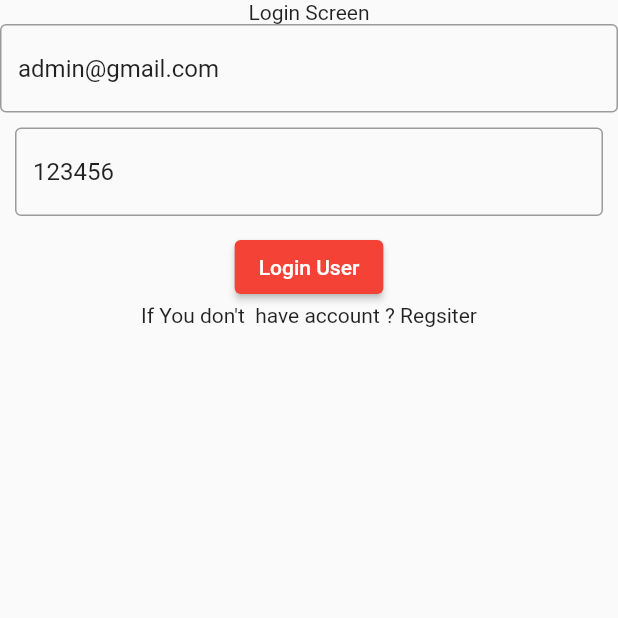
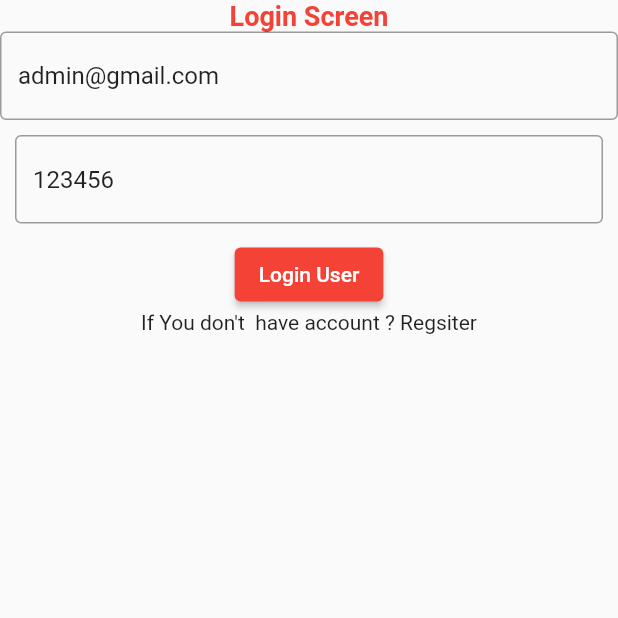
Before and after one commit to balawalsarao/chatapp, a Flutter app: the screen it shows after launch, on a phone screen of 412 x 824 dp, the top half of it. Run offline on Flutter 3.47's test engine with Material 2 defaults, Android fonts, the phone set to English and light mode, and no system bars; our stand-ins replace cloud_firestore, firebase_auth, firebase_core, get; accounts and stored records are empty.

```diff
--- /dev/null
+++ b/lib/common/text_field_widget.dart
@@ -0,0 +1,24 @@
+import 'package:flutter/material.dart';
+
+class TextWidget{
+  /// textfield
+  textFieldWidget(controller,hintText){
+    return TextField(
+      controller: controller,
+      decoration: InputDecoration(
+        border: OutlineInputBorder(),
+        hintText: hintText,
+      ),
+    );
+  }
+  /// Elevated Button
+  textWidget(text,fontSize,fontweight,color){
+    return Text(text,
+      style: TextStyle(
+        fontSize: fontSize,
+        fontWeight: fontweight,
+        color: color,
+      ),
+    );
+  }
+}
--- /dev/null
+++ b/lib/constant/color.dart
@@ -0,0 +1,9 @@
+import 'package:flutter/material.dart';
+
+class ColorWidget{
+
+  Color primaryColor = Colors.red;
+  Color buttonColor = Colors.green;
+  Color textHeadingColor = Colors.orange;
+  Color textNormalColor = Colors.purple;
+}
--- a/lib/creditional/login_screen.dart
+++ b/lib/creditional/login_screen.dart
@@ -1,5 +1,8 @@
 import 'package:firebase_auth/firebase_auth.dart';
 import 'package:flutter/material.dart';
+import 'package:get/get.dart';
+import 'package:uolchatapp/common/text_field_widget.dart';
+import 'package:uolchatapp/constant/color.dart';
 import 'package:uolchatapp/home_screen/home_screen.dart';
 
 import 'register_screen.dart';
@@ -14,6 +17,10 @@ class LoginScreen extends StatefulWidget {
 class _LoginScreenState extends State<LoginScreen> {
   TextEditingController emailController=TextEditingController(text: 'admin@gmail.com');
   TextEditingController passwordController=TextEditingController(text: '123456');
+
+  TextWidget _textWidget = TextWidget();
+  ColorWidget _colorWidget = ColorWidget();
+
   @override
   Widget build(BuildContext context) {
     return SafeArea(
@@ -21,27 +28,16 @@ class _LoginScreenState extends State<LoginScreen> {
           body: Column(
             children: [
               /// login Screen heading
-              Text('Login Screen'),
+
+              _textWidget.textWidget('Login Screen', 18.0, FontWeight.bold, _colorWidget.primaryColor),
               /// email container
               Container(
-                child: TextField(
-                  controller: emailController,
-                  decoration: InputDecoration(
-                    border: OutlineInputBorder(),
-                    hintText: 'Email',
-                  ),
-                ),
+                child: _textWidget.textFieldWidget(emailController, 'email'),
               ),
               /// password container
               Container(
                 margin: EdgeInsets.all(10.0),
-                child: TextField(
-                  controller: passwordController,
-                  decoration: InputDecoration(
-                    border: OutlineInputBorder(),
-                    hintText: 'password',
-                  ),
-                ),
+                child: _textWidget.textFieldWidget(passwordController, 'password'),
               ),
               /// login button container
               Container(
@@ -56,7 +52,8 @@ class _LoginScreenState extends State<LoginScreen> {
                         password: passwordController.text.trim(),
                     );
                     if(credential.user !=null){
-                      Navigator.push(context,MaterialPageRoute(builder: (context) => const HomeScreen()),);
+                      Get.to(HomeScreen());
+                      // Navigator.push(context,MaterialPageRoute(builder: (context) => const HomeScreen()),);
                     }else{
                       print('Check internet connection first_name');
                     }
--- a/lib/main.dart
+++ b/lib/main.dart
@@ -1,5 +1,6 @@
 import 'package:firebase_core/firebase_core.dart';
 import 'package:flutter/material.dart';
+import 'package:get/get.dart';
 import 'package:uolchatapp/creditional/check_user.dart';
 
 void main() async{
@@ -14,7 +15,7 @@ class MyApp extends StatelessWidget {
   // This widget is the root of your application.
   @override
   Widget build(BuildContext context) {
-    return MaterialApp(
+    return GetMaterialApp(
       title: 'Flutter Demo',
       theme: ThemeData(
         primarySwatch: Colors.blue,
--- a/pubspec.yaml
+++ b/pubspec.yaml
@@ -39,6 +39,7 @@ dependencies:
   firebase_auth: ^3.7.0
   firebase_core: ^1.21.1
   cloud_firestore: ^3.4.6
+  get: ^4.6.5
 
 dev_dependencies:
   flutter_test:
```
Also changed, not shown: lib/home_screen/home_screen.dart (+31 -4 lines), lib/common/button.dart (added), pubspec.lock.
